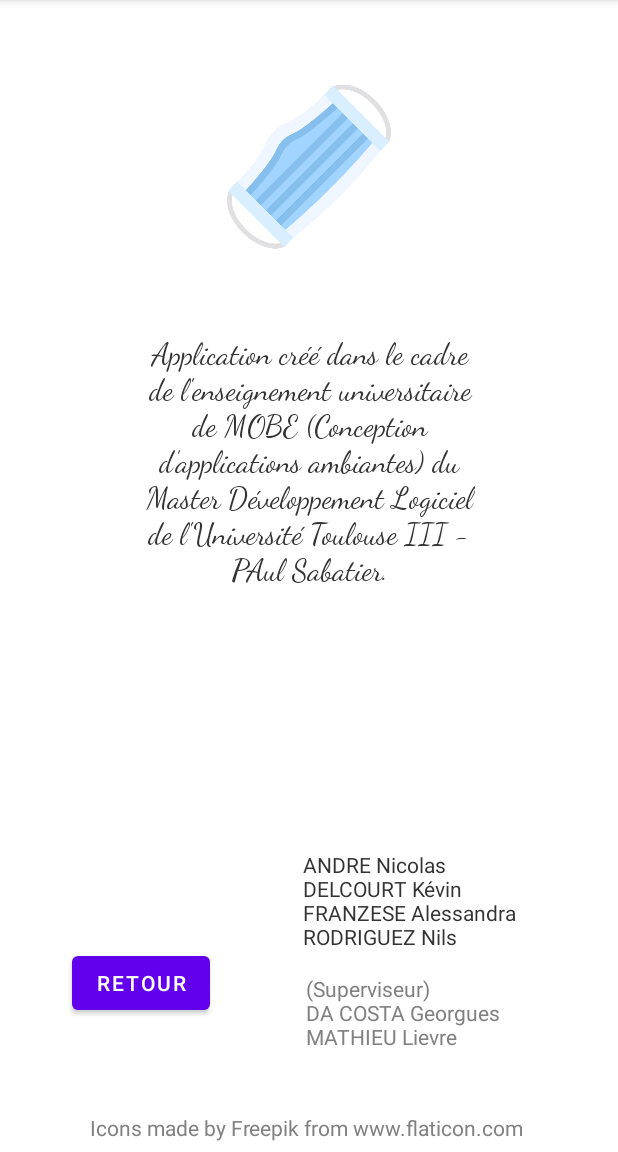
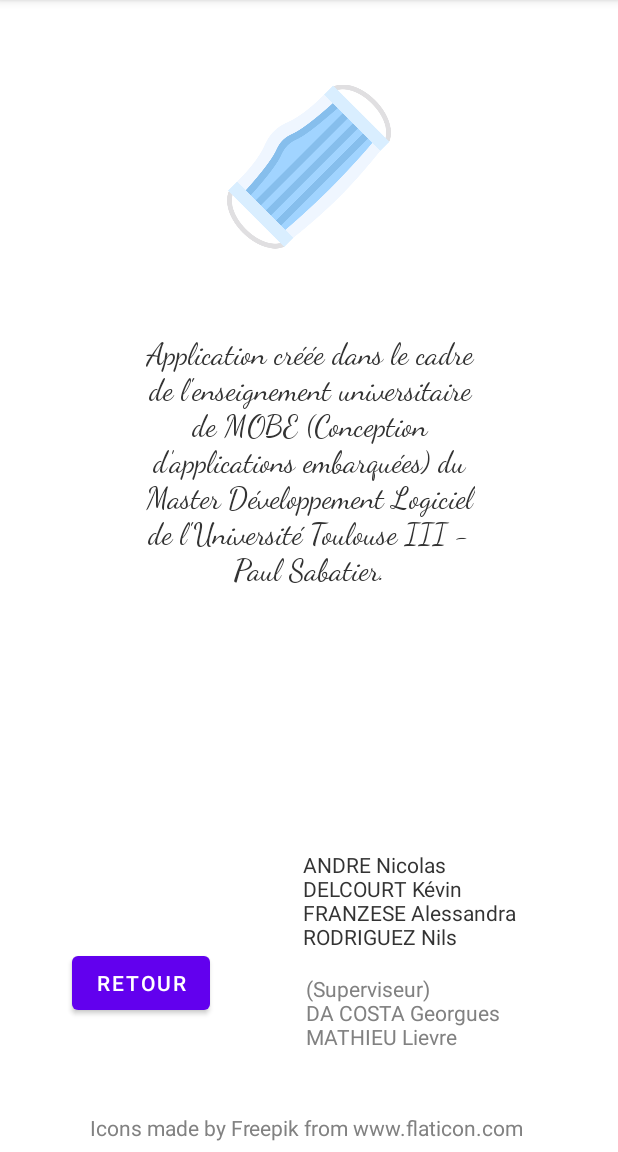
Before and after one commit to mobe-vacances/earthquake, an Android app: the Credit screen opened directly, with no data from a screen before it, on a phone screen of 412 x 824 dp, the part 84-1236 px from its top. Run offline under Robolectric (Android 15) with nearby library versions, the phone set to English and light mode, and no system bars.

Commit message:
Corrected typos

```diff
--- a/app/src/main/res/layout/activity_credit.xml
+++ b/app/src/main/res/layout/activity_credit.xml
@@ -12,7 +12,7 @@
         android:layout_width="221dp"
         android:layout_height="238dp"
         android:fontFamily="cursive"
-        android:text="Application créé dans le cadre de l'enseignement universitaire de MOBE (Conception d’applications ambiantes) du Master Développement Logiciel de l'Université Toulouse III - PAul Sabatier."
+        android:text="Application créée dans le cadre de l'enseignement universitaire de MOBE (Conception d’applications embarquées) du Master Développement Logiciel de l'Université Toulouse III - Paul Sabatier."
         android:textAlignment="center"
         android:textColor="#333"
         android:textSize="20sp"
```
